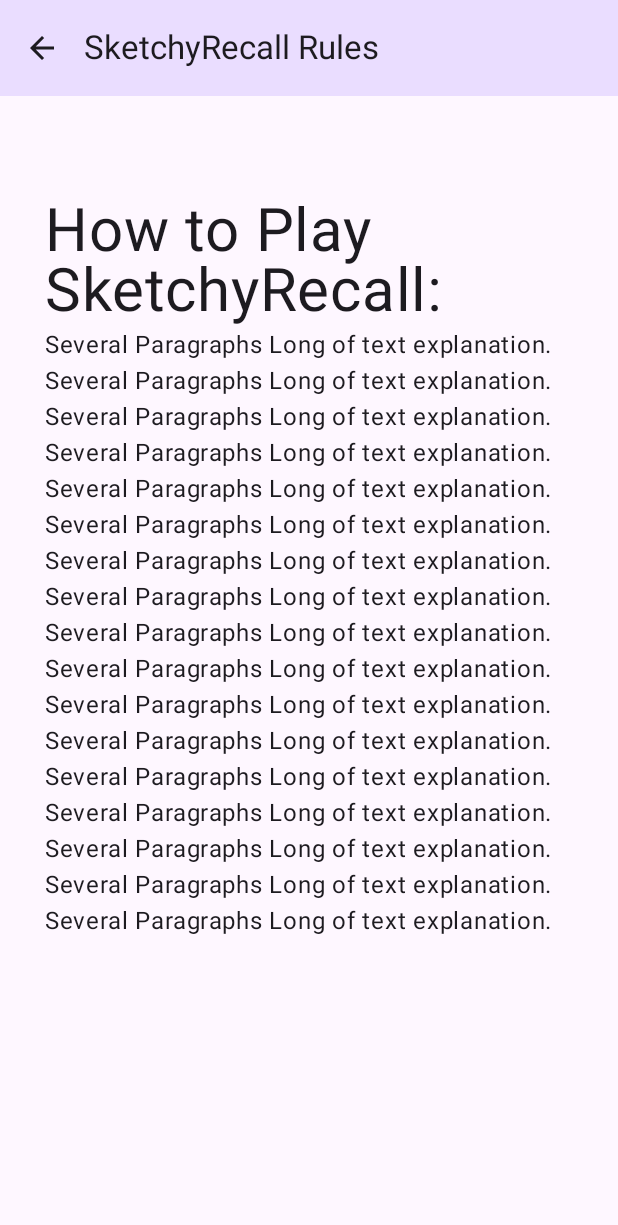
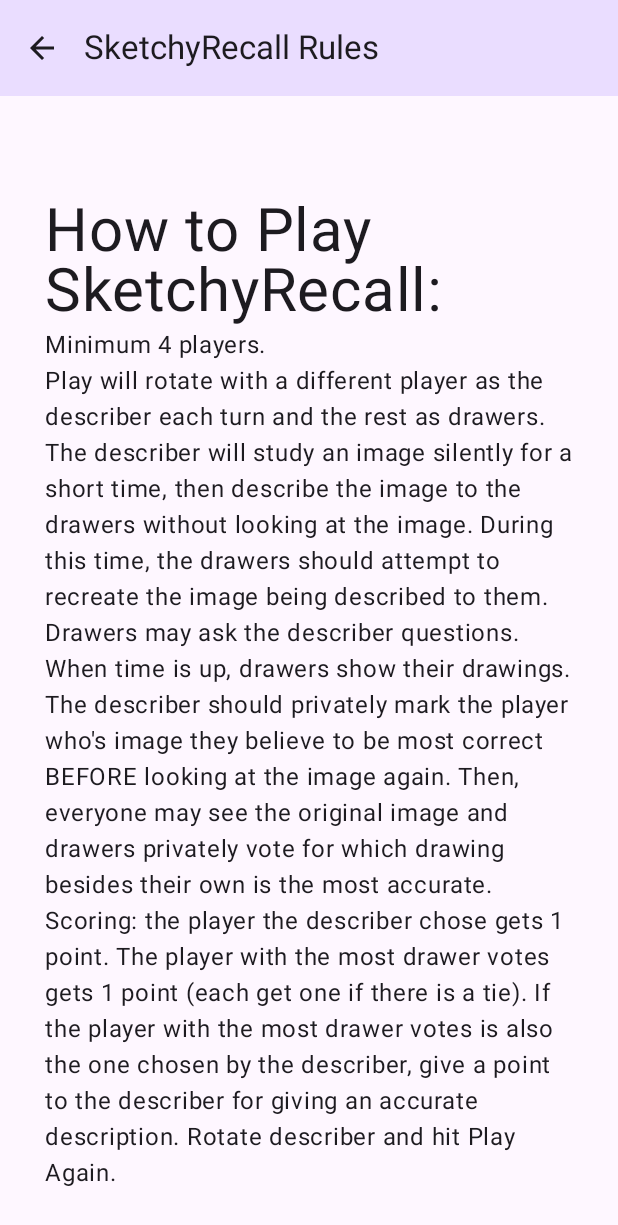
Before and after one commit to tkdgolden/AppDeploy2023, an Android app built with Jetpack Compose: the RulesScreen screen opened through its navigation route, on a phone screen of 412 x 824 dp. Shown: the top 1225 px of the screen. Run offline under Robolectric (Android 15) with nearby library versions, the phone set to English and light mode, and no system bars; pictures from the network do not load.

Commit message:
rules text

```diff
--- a/app/src/main/java/com/example/sketchyrecall/ui/RulesScreen.kt
+++ b/app/src/main/java/com/example/sketchyrecall/ui/RulesScreen.kt
@@ -5,6 +5,8 @@ import androidx.compose.foundation.layout.Spacer
 import androidx.compose.foundation.layout.fillMaxWidth
 import androidx.compose.foundation.layout.height
 import androidx.compose.foundation.layout.padding
+import androidx.compose.foundation.rememberScrollState
+import androidx.compose.foundation.verticalScroll
 import androidx.compose.material3.Text
 import androidx.compose.runtime.Composable
 import androidx.compose.ui.Alignment
@@ -25,6 +27,7 @@ fun RulesScreen(
         modifier = Modifier
             .fillMaxWidth()
             .padding(30.dp)
+            .verticalScroll(rememberScrollState())
     ) {
         Spacer(modifier = Modifier.height(100.dp))
         Text(
--- a/app/src/main/res/values/strings.xml
+++ b/app/src/main/res/values/strings.xml
@@ -3,7 +3,7 @@
     <string name="start">Start</string>
     <string name="rules">SketchyRecall Rules</string>
     <string name="rules_title">How to Play SketchyRecall:</string>
-    <string name="rules_p">"Several Paragraphs Long of text explanation.  Several Paragraphs Long of text explanation.  Several Paragraphs Long of text explanation.  Several Paragraphs Long of text explanation.  Several Paragraphs Long of text explanation.  Several Paragraphs Long of text explanation.  Several Paragraphs Long of text explanation.  Several Paragraphs Long of text explanation.  Several Paragraphs Long of text explanation.  Several Paragraphs Long of text explanation.  Several Paragraphs Long of text explanation.  Several Paragraphs Long of text explanation.  Several Paragraphs Long of text explanation.  Several Paragraphs Long of text explanation.  Several Paragraphs Long of text explanation.  Several Paragraphs Long of text explanation.  Several Paragraphs Long of text explanation.  "</string>
+    <string name="rules_p">Minimum 4 players.  \nPlay will rotate with a different player as the "describer" each turn and the rest as "drawers".  The describer will study an image silently for a short time, then describe the image to the drawers without looking at the image.  During this time, the drawers should attempt to recreate the image being described to them.  Drawers may ask the describer questions.  When time is up, drawers show their drawings.  The describer should privately mark the player who\'s image they believe to be most correct BEFORE looking at the image again.  Then, everyone may see the original image and drawers privately vote for which drawing besides their own is the most accurate.  Scoring: the player the describer chose gets 1 point.  The player with the most drawer votes gets 1 point (each get one if there is a tie).  If the player with the most drawer votes is also the one chosen by the describer, give a point to the describer for giving an accurate description.  Rotate describer and hit "Play Again".</string>
     <string name="back">Back</string>
     <string name="image">A random AI generated image for participants to try to draw.</string>
     <string name="placeholder_timer">0:12 seconds</string>
```
